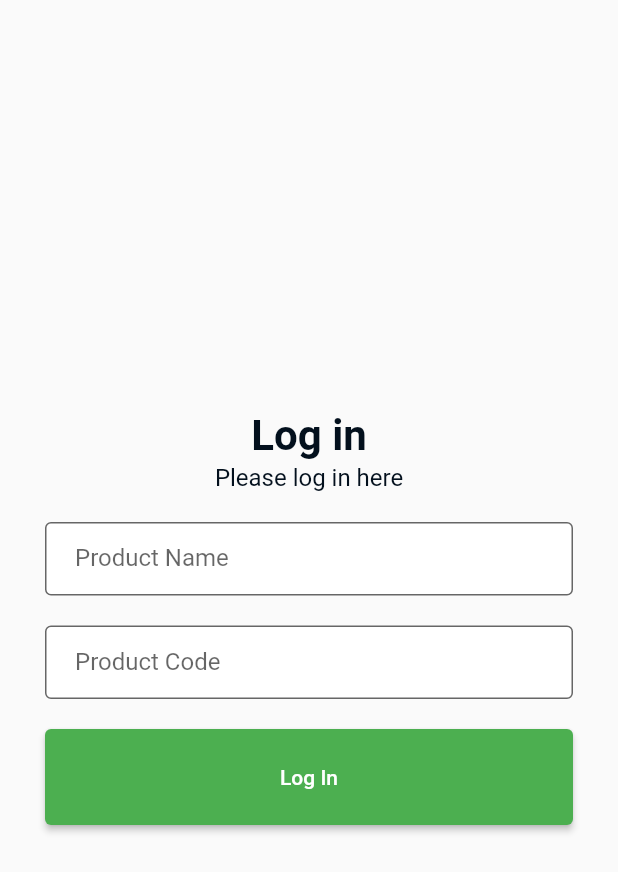
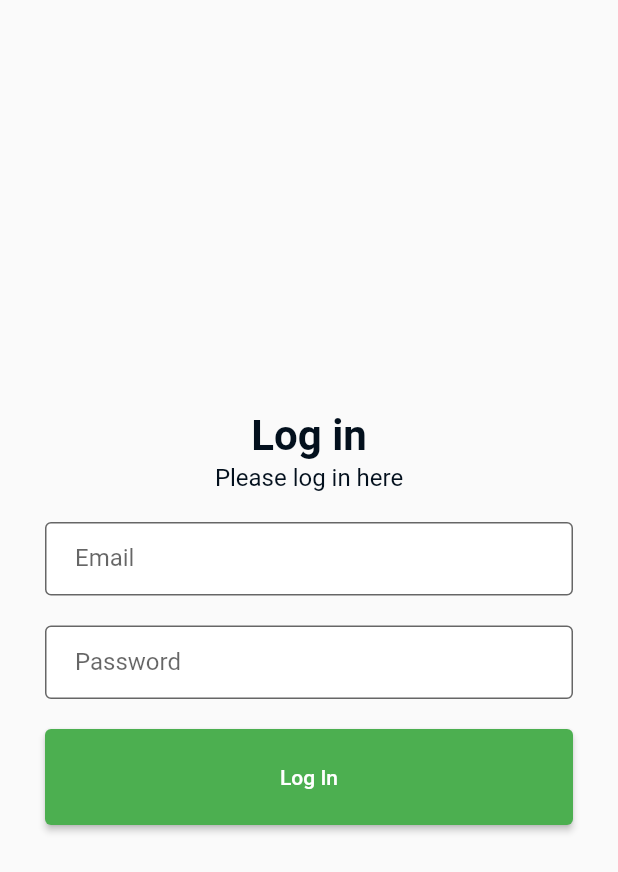
Before and after one commit to mdmurad71/Task-Manager, a Flutter app: the screen it shows after launch, on a phone screen of 412 x 824 dp. Shown: the top 872 px of the screen. Run offline on Flutter 3.47's test engine with Material 2 defaults, Android fonts, the phone set to English and light mode, and no system bars; Roboto replaces fonts that are missing (poppins).

Commit message:
login page update

```diff
--- a/lib/screen/onboarding/login.dart
+++ b/lib/screen/onboarding/login.dart
@@ -13,7 +13,7 @@ class login extends StatefulWidget {
 class _loginState extends State<login> {
 
   Map<String, String> FormValues = {
-    "phone": "",
+    "email": "",
     "password": ""
 
   };
@@ -53,15 +53,15 @@ class _loginState extends State<login> {
                   Text("Please log in here", style: Head6Text(textColor)),
                   SizedBox(height: 20,),
                   TextFormField(onChanged: (Textvalue) {
-                    InputOnChange("ProductName", Textvalue);
-                  }, decoration: AppInputStyle('Product Name',)),
+                    InputOnChange("Email", Textvalue);
+                  }, decoration: AppInputStyle('Email',)),
 
                   SizedBox(height: 20,),
 
                   TextFormField(onChanged: (Textvalue) {
-                    InputOnChange("ProductCode", Textvalue);
+                    InputOnChange("Password", Textvalue);
                   },
-                      decoration: AppInputStyle('Product Code',)),
+                      decoration: AppInputStyle('Password ',)),
 
 
                   SizedBox(height: 20,),
```
